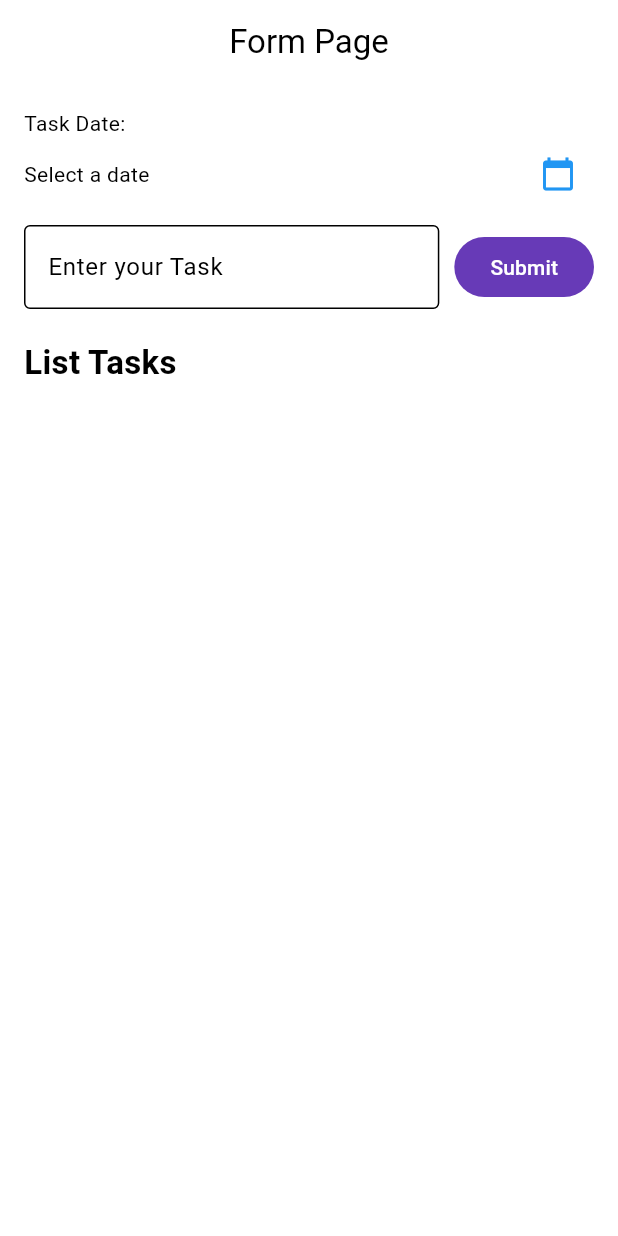
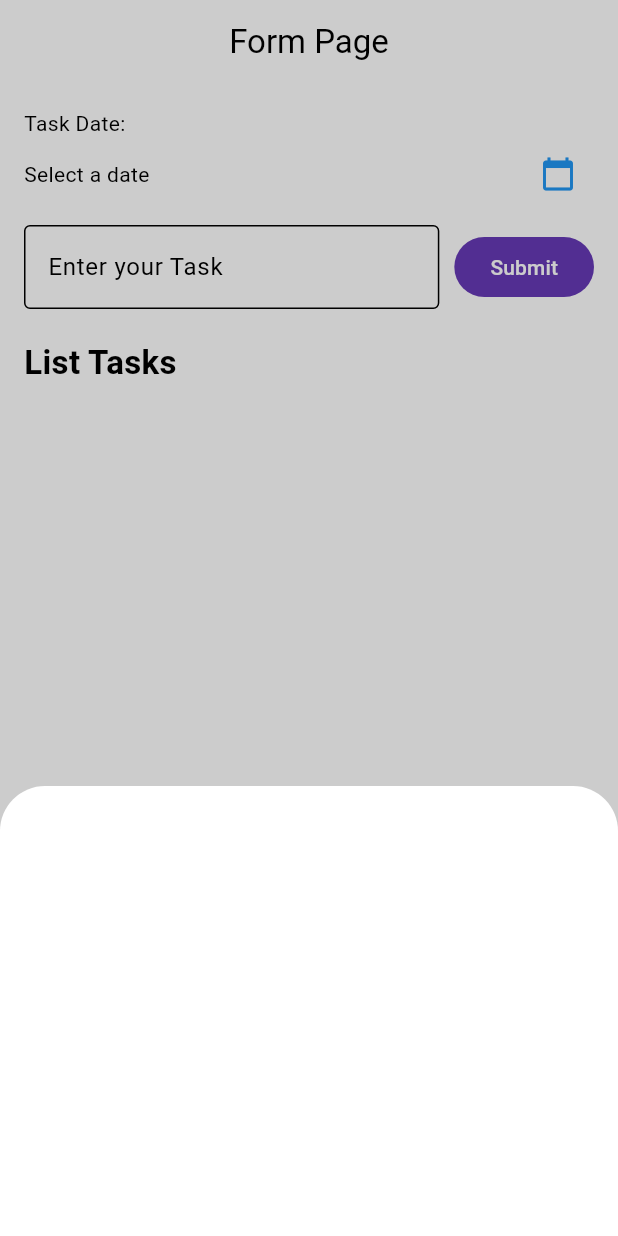
Before and after one commit to isro24/TodoApp_0047, a Flutter app: the screen it shows after launch, after a tap on the "calendar today" icon, on a phone screen of 412 x 824 dp. Run offline on Flutter 3.47's test engine with Material 3 defaults, Android fonts, the phone set to English and light mode, and no system bars.

```diff
--- a/lib/form_page.dart
+++ b/lib/form_page.dart
@@ -1,4 +1,5 @@
 import 'package:flutter/material.dart';
+import 'package:flutter/cupertino.dart';
 
 class FormPage extends StatefulWidget {
   const FormPage({super.key});
@@ -13,6 +14,22 @@ class _FormPageState extends State<FormPage> {
   final List<Map<String, dynamic>> tasks = [];
   DateTime? selectedDate;
   bool isDateValid = true;
+
+  void showDateTimePicker() {
+    showCupertinoModalPopup(
+      context: context,
+      builder: (_) => Container(
+        height: 300,
+        decoration: BoxDecoration(
+          color: Colors.white,
+          borderRadius: const BorderRadius.only(
+            topLeft: Radius.circular(30),
+            topRight: Radius.circular(30),
+          ),
+        ),
+      ),
+    );
+  }
 
   void addTask(){
     setState(() {
@@ -64,7 +81,7 @@ class _FormPageState extends State<FormPage> {
                       ],
                     ),
                     IconButton(
-                      onPressed: (){},
+                      onPressed: showDateTimePicker,
                       icon: const Icon(Icons.calendar_today, color: Colors.blue),
                     ),
                   ],
```
